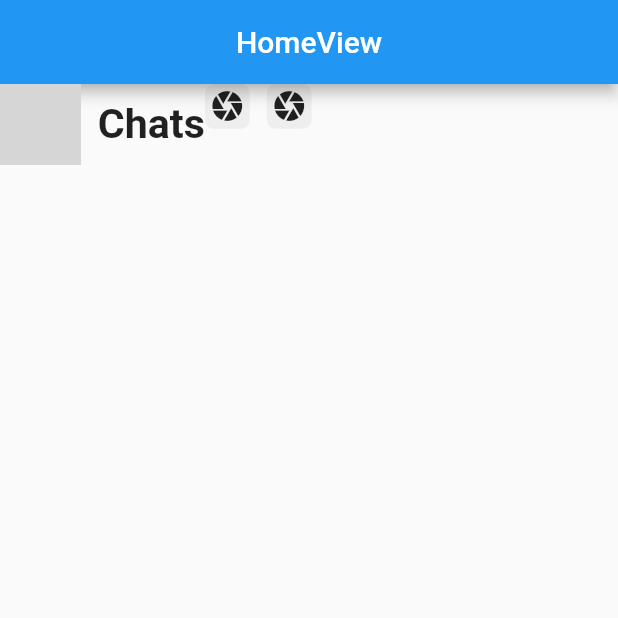
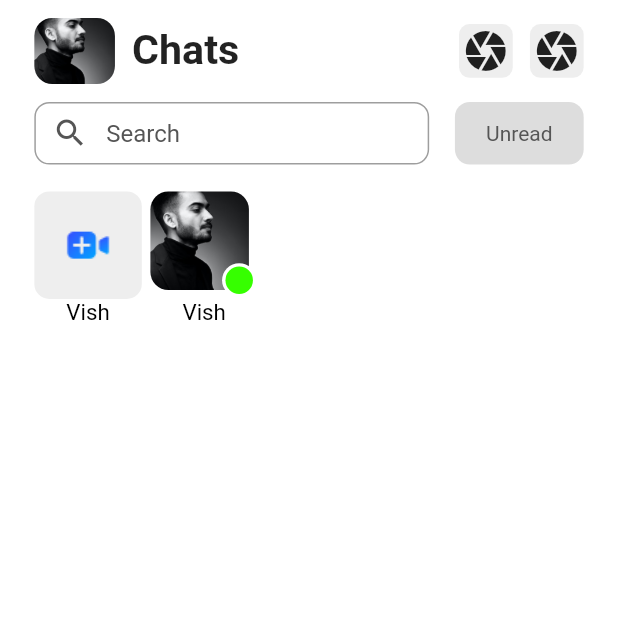
Before and after one commit to GhostJibon/Meta_Messenger, a Flutter app: the screen it shows after launch, on a phone screen of 412 x 824 dp, the top half of it. Run offline on Flutter 3.47's test engine with Material 2 defaults, Android fonts, the phone set to English and light mode, and no system bars; our stand-ins replace flutter_screenutil, get; grey boxes are pictures that could not be loaded.

Commit message:
first code

```diff
--- a/lib/app/modules/home/views/home_view.dart
+++ b/lib/app/modules/home/views/home_view.dart
@@ -1,22 +1,21 @@
 import 'package:flutter/material.dart';
 import 'package:flutter_screenutil/flutter_screenutil.dart';
-
 import 'package:get/get.dart';
-
 import '../controllers/home_controller.dart';
 
 class HomeView extends GetView<HomeController> {
   @override
   Widget build(BuildContext context) {
     return Scaffold(
+      backgroundColor: Colors.white,
       appBar: AppBar(
-        title: Text('HomeView'),
-        centerTitle: true,
-      ),
-      body: Column(
-        children: [
-          Row(
-            crossAxisAlignment: CrossAxisAlignment.start,
+        backgroundColor: Colors.white,
+        elevation: 0,
+        flexibleSpace: SafeArea(
+          child: Padding(
+            padding: EdgeInsets.only(left: 20.w, right: 20.w, top: 10.h),
+            child: Row(
+              crossAxisAlignment: CrossAxisAlignment.center,
               mainAxisAlignment: MainAxisAlignment.start,
               children: [
                 Row(
@@ -37,37 +36,163 @@ class HomeView extends GetView<HomeController> {
                     ),
                     Text(
                       'Chats',
-                    style:
-                        TextStyle(fontSize: 24.sp, fontWeight: FontWeight.bold),
+                      style: TextStyle(
+                          fontSize: 24.sp, fontWeight: FontWeight.bold),
                     ),
                   ],
                 ),
+                Spacer(),
                 Row(
                   children: [
                     Padding(
                       padding: EdgeInsets.only(right: 10.w),
                       child: Container(
-                      height: 25.h,
-                      width: 25.h,
+                        height: 30.h,
+                        width: 30.h,
                         decoration: BoxDecoration(
-                          borderRadius: BorderRadius.circular(5.h),
+                            borderRadius: BorderRadius.circular(7),
                             color: Color(0xffEEEEEE)),
-                      child: Icon(Icons.camera),
+                        child: Icon(
+                          Icons.camera,
+                          size: 28.sp,
+                        ),
                       ),
                     ),
                     Container(
-                    height: 25.h,
-                    width: 25.h,
+                      height: 30.h,
+                      width: 30.h,
                       decoration: BoxDecoration(
-                        borderRadius: BorderRadius.circular(5.h),
+                          borderRadius: BorderRadius.circular(7),
                           color: Color(0xffEEEEEE)),
-                    child: Icon(Icons.camera),
+                      child: Icon(
+                        Icons.camera,
+                        size: 28.sp,
+                      ),
                     ),
                   ],
                 ),
               ],
             ),
+          ),
+        ),
+      ),
+      body: SafeArea(
+        child: Column(
+          crossAxisAlignment: CrossAxisAlignment.start,
+          children: [
+            Padding(
+              padding: EdgeInsets.only(
+                  left: 20.w, right: 20.w, top: 10.h, bottom: 15.h),
+              child: Row(
+                children: [
+                  Container(
+                    height: 35.h,
+                    width: 230.w,
+                    child: TextFormField(
+                      decoration: InputDecoration(
+                        prefixIcon: Icon(Icons.search),
+                        prefixIconColor: Color(0xff555555),
+                        border: OutlineInputBorder(
+                          borderRadius: BorderRadius.circular(10.0),
+                        ),
+                        hintStyle: TextStyle(color: Color(0xff555555)),
+                        hintText: "Search",
+                        contentPadding: EdgeInsets.only(top: 0.h),
+                      ),
+                    ),
+                  ),
+                  Spacer(),
+                  Container(
+                    width: 75.w,
+                    height: 35.h,
+                    decoration: BoxDecoration(
+                        color: Color(0xffDDDDDD),
+                        borderRadius: BorderRadius.circular(10)),
+                    child: Center(
+                        child: Text(
+                      'Unread',
+                      style: TextStyle(color: Color(0xff555555)),
+                    )),
+                  )
                 ],
+              ),
+            ),
+            Row(
+              children: [
+                Padding(
+                  padding: EdgeInsets.only(left: 20.w, right: 5.w),
+                  child: Column(
+                    crossAxisAlignment: CrossAxisAlignment.center,
+                    children: [
+                      Container(
+                        decoration: BoxDecoration(
+                            color: Color(0xffEEEEEE),
+                            borderRadius: BorderRadius.circular(10)),
+                        height: 60.h,
+                        width: 60.h,
+                        child: Center(
+                            child: Image.asset(
+                          'assets/images/videocall.png',
+                          height: 38.w,
+                          width: 38.w,
+                        )),
+                      ),
+                      Text(
+                        'Vish',
+                        style: TextStyle(fontSize: 13.sp, color: Colors.black),
+                      ),
+                    ],
+                  ),
+                ),
+                Padding(
+                  padding: EdgeInsets.only(right: 5.w),
+                  child: Column(
+                    crossAxisAlignment: CrossAxisAlignment.center,
+                    children: [
+                      Container(
+                        height: 60.h,
+                        width: 60.h,
+                        child: Stack(
+                          children: [
+                            Container(
+                              height: 55.h,
+                              width: 55.h,
+                              decoration: BoxDecoration(
+                                borderRadius: BorderRadius.circular(10.h),
+                                image: DecorationImage(
+                                  image: AssetImage(
+                                      'assets/images/profilepic.png'),
+                                  fit: BoxFit.fill,
+                                ),
+                              ),
+                            ),
+                            Positioned(
+                                top: 40.h,
+                                left: 40.h,
+                                child: CircleAvatar(
+                                  radius: 10.sp,
+                                  backgroundColor: Colors.white,
+                                  child: Center(
+                                    child: CircleAvatar(
+                                      radius: 8.sp,
+                                      backgroundColor: Color(0xff36FF00),
+                                    ),
+                                  ),
+                                ))
+                          ],
+                        ),
+                      ),
+                      Text(
+                        'Vish',
+                        style: TextStyle(fontSize: 13.sp, color: Colors.black),
+                      ),
+                    ],
+                  ),
+                ),
+              ],
+            ),
+          ],
+        ),
       ),
     );
   }
```
Also changed, not shown: assets/images/profilepic.png (renamed from assets/images/profilepic.png.png), assets/images/videocall.png (added). Lines whose indentation alone changed are shown as unchanged.
